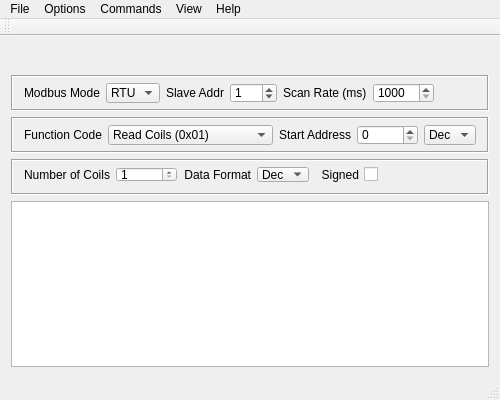
Qt form forms/mainwindow.ui (ExplorerOL/QModbusExplorer) before a commit.
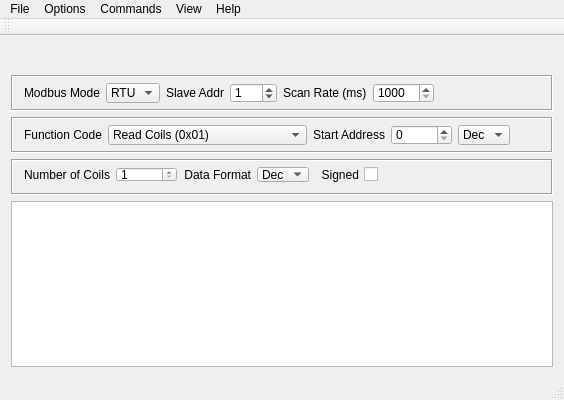
The same form after that commit. Icons and pictures are not drawn. Custom widgets are drawn as their Qt base class.

```diff
--- a/forms/mainwindow.ui
+++ b/forms/mainwindow.ui
@@ -6,13 +6,13 @@
    <rect>
     <x>0</x>
     <y>0</y>
-    <width>500</width>
+    <width>564</width>
     <height>400</height>
    </rect>
   </property>
   <property name="minimumSize">
    <size>
-    <width>500</width>
+    <width>564</width>
     <height>400</height>
    </size>
   </property>
@@ -414,7 +414,7 @@
     <rect>
      <x>0</x>
      <y>0</y>
-     <width>500</width>
+     <width>564</width>
      <height>18</height>
     </rect>
    </property>
```
Left out of the diff: 15 changed lines with no effect on the pictures.
